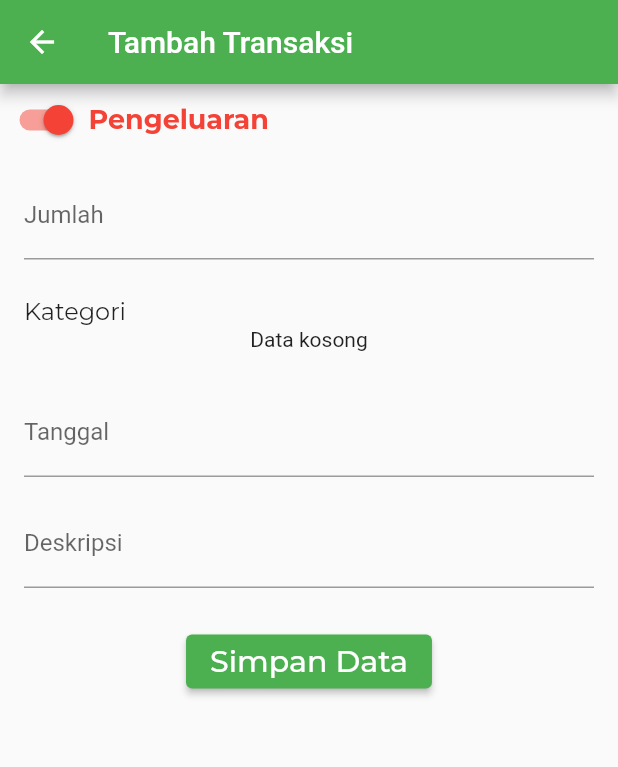
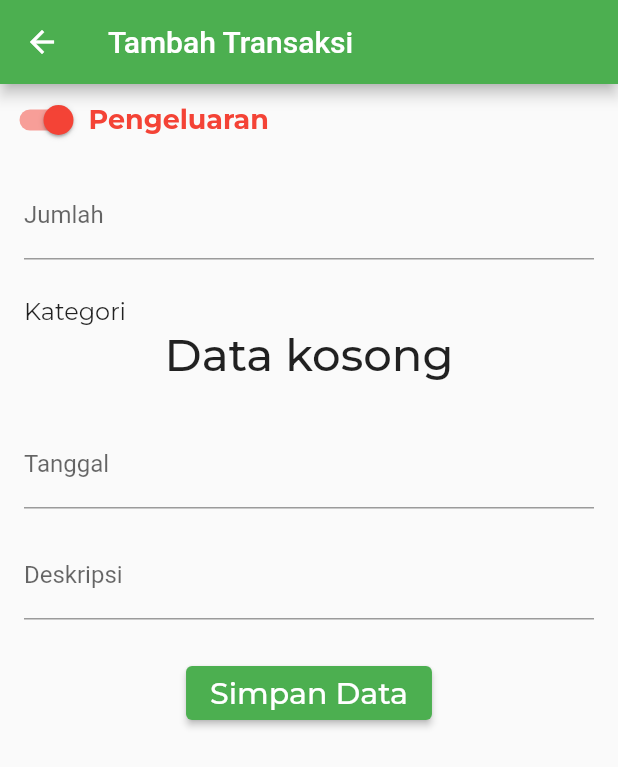
Before and after one commit to HumaCode/Aplikasi-pencatatan-keuangan-pribadi---flutter-Drift, a Flutter app: the TransactionPage screen opened directly, on a phone screen of 412 x 824 dp. Shown: the top 767 px of the screen. Run offline on Flutter 3.47's test engine with Material 2 defaults, Android fonts, the phone set to English and light mode, and no system bars; our stand-ins replace drift, google_fonts; missing offline and left inert: calendar_appbar; accounts and stored records are empty; generated files the repository leaves out were written again.

Commit message:
Menampilkan data transaksi

```diff
--- /dev/null
+++ b/lib/pages/models/transaction_with_category.dart
@@ -0,0 +1,11 @@
+import 'package:uangkooh/pages/models/database.dart';
+
+class TransactionWithCategory {
+  final Transaction transaction;
+  final Category category;
+
+  TransactionWithCategory(
+    this.transaction,
+    this.category,
+  );
+}
--- a/lib/pages/transaction_page.dart
+++ b/lib/pages/transaction_page.dart
@@ -116,7 +116,9 @@ class _TransactionPageState extends State<TransactionPage> {
                     } else {
                       if (snapshot.hasData) {
                         if (snapshot.data!.length > 0) {
-                          selectedCategory = snapshot.data!.first;
+                          selectedCategory = selectedCategory == null
+                              ? snapshot.data!.first
+                              : selectedCategory;
                           // print(snapshot.data);
                           return Padding(
                             padding: const EdgeInsets.symmetric(horizontal: 16),
@@ -140,12 +142,20 @@ class _TransactionPageState extends State<TransactionPage> {
                           );
                         } else {
                           return Center(
-                            child: Text('Data kosong'),
+                            child: Text(
+                              'Data kosong',
+                              style: GoogleFonts.montserrat(
+                                  fontSize: 30, fontWeight: FontWeight.w500),
+                            ),
                           );
                         }
                       } else {
                         return Center(
-                          child: Text('Tidak ada data'),
+                          child: Text(
+                            'Tidak ada data',
+                            style: GoogleFonts.montserrat(
+                                fontSize: 30, fontWeight: FontWeight.w500),
+                          ),
                         );
                       }
                     }
@@ -200,6 +210,13 @@ class _TransactionPageState extends State<TransactionPage> {
                       deskripsiController.text,
                       selectedCategory!.id,
                     );
+
+                    Navigator.pop(context, true);
+                    ScaffoldMessenger.of(context).showSnackBar(
+                      SnackBar(
+                        content: Text('Berhasil menambah transaksi'),
+                      ),
+                    );
                   },
                   child: Text(
                     'Simpan Data',
```
Also changed, not shown: lib/pages/home_page.dart (+52 -36 lines), lib/pages/main_page.dart (+31 -9 lines), lib/pages/models/database.dart (+19 -0 lines).
